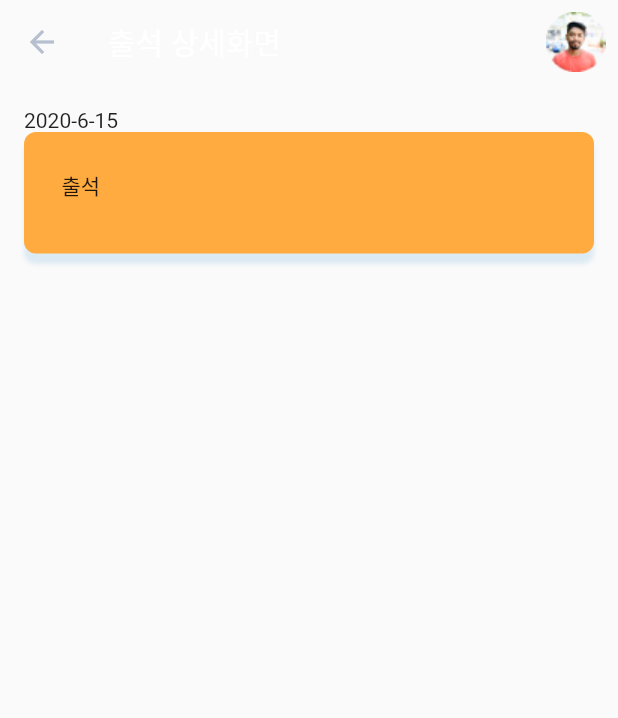
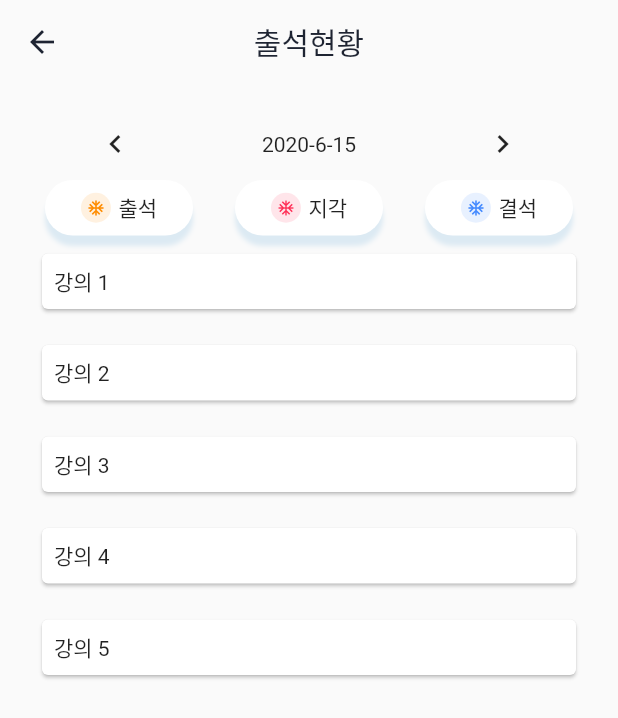
Before and after one commit to zipnyom/semble, a Flutter app: the HomePage screen opened directly, after a tap on "출석", on a phone screen of 412 x 824 dp. Shown: the top 718 px of the screen. Run offline on Flutter 3.47's test engine with Material 2 defaults, Android fonts, the phone set to English and light mode, and no system bars; our stand-ins replace cloud_firestore, firebase_auth, fl_chart, flutter_speed_dial, flutter_svg, shared_preferences and 1 more; missing offline and left inert: flutter_beacon, nfc_in_flutter; accounts and stored records are empty; generated files the repository leaves out were written again.

Commit message:
at_detail화면에 탭과 리스트뷰 추가

```diff
--- a/lib/constants.dart
+++ b/lib/constants.dart
@@ -21,12 +21,12 @@ const kInactiveChartColor = Color(0xFFEAECEF);
 
 // My Text Styles
 const kHeadingextStyle = TextStyle(
-  fontSize: 28,
+  fontSize: 22,
   color: kTextColor,
   fontWeight: FontWeight.bold,
 );
 const kSubheadingextStyle = TextStyle(
-  fontSize: 24,
+  fontSize: 20,
   color: Color(0xFF61688B),
   height: 2,
 );
@@ -42,3 +42,8 @@ const kSubtitleTextSyule = TextStyle(
   color: kTextColor,
   // fontWeight: FontWeight.bold,
 );
+
+
+const kAttendColor = Color(0xFFFF8C00);
+const kTardyColor = Color(0xFFFF2D55);
+const kCutColor = Colors.blueAccent;
--- /dev/null
+++ b/lib/data/enums/attend_type.dart
@@ -0,0 +1,28 @@
+enum AttendType { attend, tardy , cut }
+// attend : 출석함, tardy : 지각, cut : 결석
+
+extension AttendTypeExtention on AttendType {
+  String get name {
+    switch (this) {
+      case AttendType.attend:
+        return '출석';
+      case AttendType.tardy:
+        return '지각';
+      case AttendType.cut:
+        return '결석';
+      default:
+        return null;
+    }
+  }
+}
+
+/***
+ * 아래는 미국 출석 처리에 관한 TMI
+ * E: Excused Absence 이유있는 결석
+ * A: Absence due to School Activities 학교활동으로 결석
+ * W: Warrant 정당한 이유 (예: 장례식)
+ * CC: Full Day Cut 하루종일 땡땡이
+ * PC: Period Cut 그 시간만 땡땡이
+ * T: Tardy 지각
+ * S: Suspension 정학 (보통 dean's office에서 매일 정학당한 학생들의 리스트를 이메일로 보내줍니다.)
+ */
--- a/lib/screens/main/home/att_detail.dart
+++ b/lib/screens/main/home/att_detail.dart
@@ -1,116 +1,82 @@
 import 'package:flutter/material.dart';
 import 'package:provider/provider.dart';
+import 'package:schuul/constants.dart';
+import 'package:schuul/data/enums/attend_type.dart';
 import 'package:schuul/data/page_provider.dart';
-import 'package:schuul/screens/main/widgets/custom_nav_bar.dart';
+import 'package:schuul/screens/main/home/model/attendance.dart';
+import 'package:schuul/screens/main/widgets/sub_tab_item.dart';
 import 'package:schuul/widgets/widget.dart';
 
 class AttDetailPage extends StatelessWidget {
-  final String title;
-
-  const AttDetailPage({Key key, this.title}) : super(key: key);
+  final AttendType type;
+  AttDetailPage({Key key, this.type}) : super(key: key);
+  List<Attendance> list;
+  void packSampleAttendance() {
+    list = List<Attendance>();
+    for (int i = 1; i <= 5; i++) {
+      String num = i.toString();
+      list.add(new Attendance("강의 " + num, "학생 " + num, "2020-06-03",
+          "테스트출석" + num + "의 설명", "컨퍼머" + num, "방법" + (i + 5).toString()));
+    }
+    for (Attendance model in list) {
+      print(model.toJson());
+    }
+  }
 
   @override
   Widget build(BuildContext context) {
     DateTime now = DateTime.now();
     String today = "${now.year}-${now.month}-${now.day}";
 
+    packSampleAttendance();
     return MultiProvider(
         providers: [
           ChangeNotifierProvider<PageProvider>.value(value: PageProvider())
         ],
         child: Scaffold(
-          appBar: appBarDetail(context, "출석 상세화면"),
+          appBar: customAppBar("출석현황", true),
           body: Padding(
             padding: const EdgeInsets.all(16.0),
             child: Column(
               children: [
-                Row(children: [Text(today)]),
-                Container(
-                  padding: EdgeInsets.all(20),
-                  decoration: BoxDecoration(
-                      color: Colors.orangeAccent,
-                      borderRadius: BorderRadius.circular(8),
-                      boxShadow: [
-                        BoxShadow(
-                          offset: Offset(0, 7),
-                          blurRadius: 2,
-                          color: Color(0xFF6DAED9).withOpacity(0.21),
+                Row(
+                    mainAxisAlignment: MainAxisAlignment.spaceAround,
+                    children: [
+                      IconButton(
+                        icon: Icon(Icons.chevron_left),
+                        onPressed: () {},
+                      ),
+                      Text(today),
+                      IconButton(
+                        icon: Icon(Icons.chevron_right),
+                        onPressed: () {},
+                      ),
+                    ]),
+                Row(
+                  mainAxisAlignment: MainAxisAlignment.spaceAround,
+                  children: [
+                    SubTabItem(
+                        iconColor: kAttendColor, title: AttendType.attend.name),
+                    SubTabItem(
+                        iconColor: kTardyColor, title: AttendType.tardy.name),
+                    SubTabItem(
+                        iconColor: kCutColor, title: AttendType.cut.name),
+                  ],
+                ),
+                ListView.builder(
+                  shrinkWrap: true,
+                    itemCount: list.length,
+                    itemBuilder: (_, index) {
+                      return Padding(
+                        padding: const EdgeInsets.all(8.0),
+                        child: Card(
+                          child: Padding(
+                            padding: const EdgeInsets.all(8.0),
+                            child: Text(list[index].className),
+                          ),
                         ),
-                      ]),
-                  child: Column(
-                    crossAxisAlignment: CrossAxisAlignment.start,
-                    children: <Widget>[
-                      Padding(
-                        padding: const EdgeInsets.symmetric(
-                          vertical: 5,
-                        ),
-                        child: Row(
-                          mainAxisAlignment: MainAxisAlignment.start,
-                          children: <Widget>[
-                            // wrapped within an expanded widget to allow for small density device
-                            // Container(
-                            //   alignment: Alignment.center,
-                            //   height: 20,
-                            //   width: 20,
-                            //   decoration: BoxDecoration(
-                            //     color: iconColor.withOpacity(0.12),
-                            //     shape: BoxShape.circle,
-                            //   ),
-                            //   child: Icon(
-                            //     Icons.ac_unit,
-                            //     color: iconColor,
-                            //     size: 12,
-                            //   ),
-                            // ),
-                            SizedBox(width: 5),
-                            Text(
-                              title,
-                              maxLines: 1,
-                              overflow: TextOverflow.ellipsis,
-                            ),
-                          ],
-                        ),
-                      ),
-                      Padding(
-                        padding: const EdgeInsets.only(bottom: 10),
-                        child: Row(
-                          mainAxisAlignment: MainAxisAlignment.center,
-                          children: <Widget>[
-                            // RichText(
-                            //   text: TextSpan(
-                            //     style: TextStyle(color: kTextColor),
-                            //     children: [
-                            //       TextSpan(
-                            //         text: "$count",
-                            //         style:
-                            //             Theme.of(context).textTheme.headline6.copyWith(
-                            //                   fontWeight: FontWeight.bold,
-                            //                   color: iconColor,
-                            //                 ),
-                            //       ),
-                            //       TextSpan(
-                            //         text: "  /$total",
-                            //         style: TextStyle(
-                            //           fontSize: 12,
-                            //           height: 2,
-                            //         ),
-                            //       ),
-                            //       TextSpan(
-                            //         text: " 명",
-                            //         style: TextStyle(
-                            //             fontSize: 13,
-                            //             height: 2,
-                            //             fontWeight: FontWeight.bold),
-                            //       ),
-                            //     ],
-                            //   ),
-                            // ),
-                          ],
-                        ),
-                      )
-                    ],
-                  ),
-                ),
+                      );
+                    })
               ],
             ),
           ),
--- a/lib/screens/main/home/home_page.dart
+++ b/lib/screens/main/home/home_page.dart
@@ -2,11 +2,13 @@ import 'package:cloud_firestore/cloud_firestore.dart';
 import 'package:flutter/material.dart';
 import 'package:flutter_svg/svg.dart';
 import 'package:schuul/constants.dart';
+import 'package:schuul/data/enums/attend_type.dart';
 import 'package:schuul/presentation/custom_icon_icons.dart';
 import 'package:schuul/screens/main/home/model/class_model.dart';
 import 'package:schuul/screens/main/home/provider/class_notifier.dart';
 import 'package:schuul/screens/main/widgets/info_card.dart';
 import 'package:schuul/services/class_database.dart';
+import 'package:schuul/widgets/widget.dart';
 
 const double side_gap = 16;
 
@@ -51,15 +53,7 @@ class _HomePageState extends State<HomePage> {
     String today = "${now.month}/${now.day}";
 
     return Scaffold(
-      appBar: AppBar(
-          title: Text(
-            "Today",
-            style: TextStyle(color: kTextColor),
-          ),
-          brightness: Brightness.light,
-          backgroundColor: Colors.transparent,
-          elevation: 0.0,
-          actions: <Widget>[]),
+      appBar: customAppBar("Today", false),
       body: Container(
         width: double.infinity,
         child: Stack(
@@ -68,7 +62,7 @@ class _HomePageState extends State<HomePage> {
             Container(
               decoration: BoxDecoration(color: Colors.white.withOpacity(.5)),
               child: Padding(
-                padding: EdgeInsets.only(left: 20, top: 20, right: 20),
+                padding: EdgeInsets.symmetric(horizontal: 20),
                 child: SingleChildScrollView(
                   child: Column(
                     crossAxisAlignment: CrossAxisAlignment.start,
@@ -221,20 +215,20 @@ class AttendanceStatus extends StatelessWidget {
       mainAxisAlignment: MainAxisAlignment.spaceEvenly,
       children: <Widget>[
         InfoCard(
-          title: "출석",
-          iconColor: Color(0xFFFF8C00),
+          type: AttendType.attend,
+          iconColor: kAttendColor,
           count: 60,
           total: 100,
         ),
         InfoCard(
-          title: "결석",
-          iconColor: Color(0xFFFF2D55),
+          type: AttendType.tardy,
+          iconColor: kTardyColor,
           count: 12,
           total: 100,
         ),
         InfoCard(
-          title: "지각",
-          iconColor: Colors.blueAccent,
+          type: AttendType.cut,
+          iconColor: kCutColor,
           count: 18,
           total: 100,
         ),
--- /dev/null
+++ b/lib/screens/main/home/model/attendance.dart
@@ -0,0 +1,33 @@
+import 'package:json_annotation/json_annotation.dart';
+
+part 'attendance.g.dart';
+
+@JsonSerializable()
+class Attendance {
+  @JsonKey(name: 'class_name')
+  String className;
+  @JsonKey(name: 'student_id')
+  String studentId;
+  @JsonKey(name: 'time_stamp')
+  String timeStamp;
+  @JsonKey(name: 'description')
+  String description;
+  @JsonKey(name: 'confirmer')
+  String confirmer;
+  @JsonKey(name: 'method')
+  String method;
+
+  Attendance(
+    this.className,
+    this.studentId,
+    this.timeStamp,
+    this.description,
+    this.confirmer,
+    this.method,
+  );
+
+  factory Attendance.fromJson(Map<String, dynamic> json) =>
+      _$AttendanceFromJson(json);
+
+  Map<String, dynamic> toJson() => _$AttendanceToJson(this);
+}
--- a/lib/screens/main/widgets/bottom_navigation.dart
+++ b/lib/screens/main/widgets/bottom_navigation.dart
@@ -1,9 +1,11 @@
 import 'package:flutter/material.dart';
 import 'package:schuul/constants.dart';
+import 'package:schuul/data/enums/attend_type.dart';
 import 'package:schuul/presentation/custom_icon_icons.dart';
 import 'package:schuul/screens/main/account_page.dart';
 import 'package:schuul/screens/main/calendar_page.dart';
 import 'package:schuul/screens/main/dashboard_page.dart';
+import 'package:schuul/screens/main/home/att_detail.dart';
 import 'package:schuul/screens/main/home/home_page.dart';
 
 enum TabItem { home, dashboard, calendar, setting }
@@ -15,7 +17,8 @@ Map<TabItem, String> tabName = {
   TabItem.setting: '설정',
 };
 Map<TabItem, Widget> activeTab = {
-  TabItem.home: HomePage(),
+  TabItem.home: AttDetailPage(type: AttendType.attend,),
+  // TabItem.home: HomePage(),
   TabItem.dashboard: DashBoardPage(),
   TabItem.calendar: CalendarPage(),
   TabItem.setting: AccountPage()
--- /dev/null
+++ b/lib/screens/main/widgets/custom_box_shadow.dart
@@ -0,0 +1,7 @@
+import 'package:flutter/material.dart';
+
+var customBoxShadow = BoxShadow(
+  offset: Offset(0, 7),
+  blurRadius: 2,
+  color: Color(0xFF6DAED9).withOpacity(0.21),
+);
--- a/lib/screens/main/widgets/info_card.dart
+++ b/lib/screens/main/widgets/info_card.dart
@@ -1,19 +1,21 @@
 import 'package:flutter/material.dart';
 import 'package:provider/provider.dart';
 import 'package:schuul/constants.dart';
+import 'package:schuul/data/enums/attend_type.dart';
 import 'package:schuul/data/page_provider.dart';
 import 'package:schuul/screens/main/home/att_detail.dart';
+import 'package:schuul/screens/main/widgets/custom_box_shadow.dart';
 
 class InfoCard extends StatelessWidget {
   final Color iconColor;
-  final String title;
+  final AttendType type;
   final int count;
   final int total;
 
   const InfoCard({
     Key key,
     this.iconColor,
-    this.title,
+    this.type,
     this.count,
     this.total,
   }) : super(key: key);
@@ -25,12 +27,12 @@ class InfoCard extends StatelessWidget {
           context,
           MaterialPageRoute(
               builder: (context) => AttDetailPage(
-                    title: title,
+                    type: type,
                   )));
     }
 
-    return Consumer<PageProvider>(
-        builder: (_, pages, child) => Material(
+    return Consumer<PageProvider>(builder: (_, pages, child) {
+      return Material(
         child: InkWell(
           onTap: press,
           // onTap: () {
@@ -44,11 +46,7 @@ class InfoCard extends StatelessWidget {
                 color: Colors.white,
                 borderRadius: BorderRadius.circular(8),
                 boxShadow: [
-                        BoxShadow(
-                          offset: Offset(0, 7),
-                          blurRadius: 2,
-                          color: Color(0xFF6DAED9).withOpacity(0.21),
-                        ),
+                  customBoxShadow,
                 ]),
             child: Column(
               crossAxisAlignment: CrossAxisAlignment.start,
@@ -77,7 +75,7 @@ class InfoCard extends StatelessWidget {
                       ),
                       SizedBox(width: 5),
                       Text(
-                              title,
+                        type.name,
                         maxLines: 1,
                         overflow: TextOverflow.ellipsis,
                       ),
@@ -127,6 +125,7 @@ class InfoCard extends StatelessWidget {
             ),
           ),
         ),
-            ));
+      );
+    });
   }
 }
--- /dev/null
+++ b/lib/screens/main/widgets/sub_tab_item.dart
@@ -0,0 +1,54 @@
+
+import 'package:flutter/material.dart';
+
+import 'custom_box_shadow.dart';
+
+class SubTabItem extends StatelessWidget {
+  final Color iconColor;
+  final String title;
+
+  const SubTabItem({
+    Key key,
+    this.title,
+    this.iconColor,
+  }) : super(key: key);
+
+  @override
+  Widget build(BuildContext context) {
+    return Container(
+      decoration: BoxDecoration(
+          borderRadius: BorderRadius.circular(20),
+          boxShadow: [customBoxShadow],
+          color: Colors.white),
+      child: Padding(
+        padding: const EdgeInsets.symmetric(vertical: 8, horizontal: 24),
+        child: Row(
+          mainAxisAlignment: MainAxisAlignment.start,
+          children: <Widget>[
+            // wrapped within an expanded widget to allow for small density device
+            Container(
+              alignment: Alignment.center,
+              height: 20,
+              width: 20,
+              decoration: BoxDecoration(
+                color: iconColor.withOpacity(0.12),
+                shape: BoxShape.circle,
+              ),
+              child: Icon(
+                Icons.ac_unit,
+                color: iconColor,
+                size: 12,
+              ),
+            ),
+            SizedBox(width: 5),
+            Text(
+              title,
+              maxLines: 1,
+              overflow: TextOverflow.ellipsis,
+            ),
+          ],
+        ),
+      ),
+    );
+  }
+}
--- a/lib/widgets/widget.dart
+++ b/lib/widgets/widget.dart
@@ -1,7 +1,24 @@
 import 'package:firebase_auth/firebase_auth.dart';
 import 'package:flutter/material.dart';
 import 'package:flutter_svg/flutter_svg.dart';
+import 'package:schuul/constants.dart';
 import 'package:schuul/screens/welcome/welcome_screen.dart';
+
+Widget customAppBar(String title, bool centerTitle) {
+  return AppBar(
+      title: Text(
+        title,
+        style: TextStyle(color: kTextColor),
+      ),
+      iconTheme: IconThemeData(
+        color: kTextColor, //change your color here
+      ),
+      centerTitle: centerTitle,
+      brightness: Brightness.light,
+      backgroundColor: Colors.transparent,
+      elevation: 0.0,
+      actions: <Widget>[]);
+}
 
 Widget appBarMain(
     BuildContext context, GlobalKey<ScaffoldState> key, String title) {
```
Also changed, not shown: lib/screens/main/home/model/attendance.g.dart (added), pubspec.lock. Lines whose indentation alone changed are shown as unchanged.
